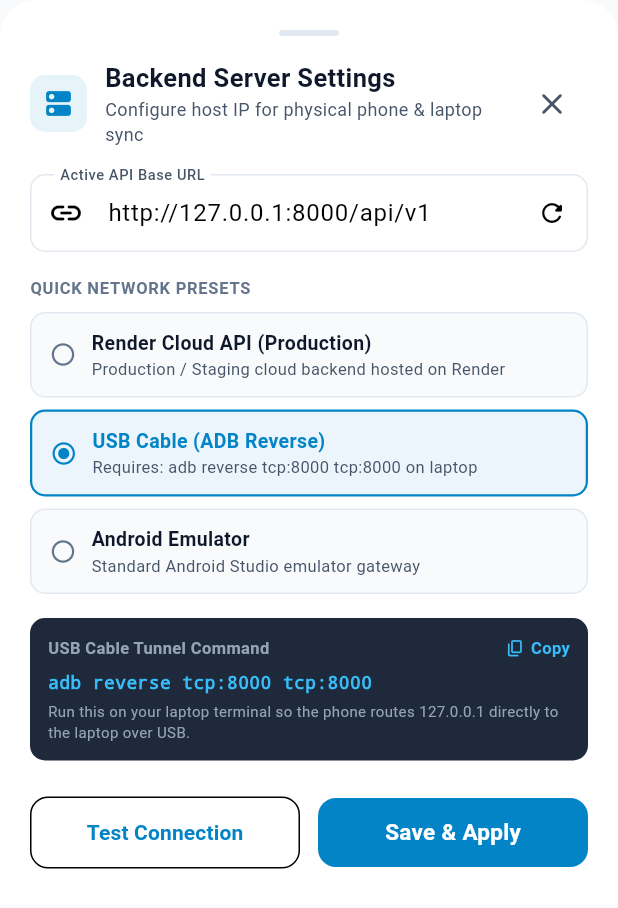
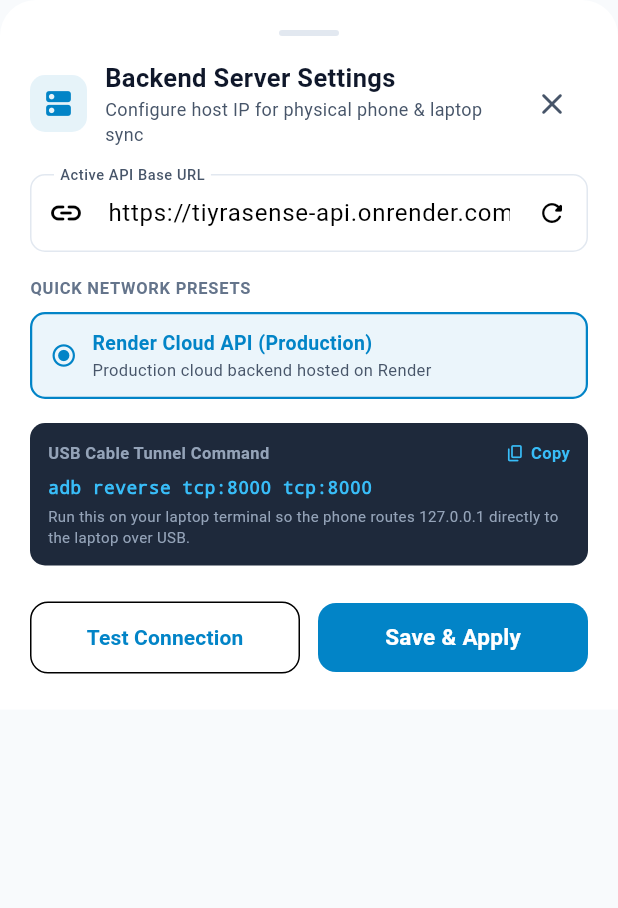
Before and after one commit to Apurba-0001/TiyraSense, a Flutter app: the ServerConnectionSheet widget shown alone on an empty page, opened directly, on a phone screen of 412 x 824 dp. Shown: the top 908 px of the screen. Run offline on Flutter 3.47's test engine with Material 3 defaults, Android fonts, the phone set to English and light mode, and no system bars; our stand-ins replace flutter_local_notifications, flutter_secure_storage, geolocator, image_picker; accounts and stored records are empty; network calls fail.

Commit message:
Seed mobile API to Render and lock server setting
Sets the mobile app’s default backend to the production Render API (`tiyrasense-api.onrender.com`) and treats it as the seeded active endpoint. The server selector entry was removed from login and replaced in profile with a non-editable “Render Cloud (Active)” status. Android local-host fallback/probing now runs only when the configured base URL is local, avoiding unnecessary local network checks for cloud URLs. Also updates the connection dialog preset to the new production API domain.

```diff
--- a/mobile/lib/services/api_service.dart
+++ b/mobile/lib/services/api_service.dart
@@ -54,18 +54,20 @@ class ApiService {
     return url;
   }
 
+  static const String kDefaultProductionUrl = 'https://tiyrasense-api.onrender.com/api/v1';
+
   static String _getDefaultBaseUrl() {
-    if (_cachedBaseUrl != null && _cachedBaseUrl!.isNotEmpty) {
-      return _cachedBaseUrl!;
-    }
+    // 1. Compile-time constant seeded via --dart-define-from-file or --dart-define
     const customUrl = String.fromEnvironment('API_URL');
     if (customUrl.isNotEmpty) {
       return normalizeApiUrl(customUrl);
     }
-    // Default to 127.0.0.1 (works for physical Android devices with `adb reverse tcp:8000 tcp:8000`,
-    // as well as Web, Desktop, and iOS). For physical devices without adb reverse or emulators,
-    // _tryAlternate will probe LAN IP and 10.0.2.2 seamlessly.
-    return 'http://127.0.0.1:8000/api/v1';
+    // 2. Cached runtime base URL if explicitly updated
+    if (_cachedBaseUrl != null && _cachedBaseUrl!.isNotEmpty) {
+      return _cachedBaseUrl!;
+    }
+    // 3. Built-in production cloud backend seeded directly into the APK
+    return kDefaultProductionUrl;
   }
 
   /// Update the active base URL and persist it to secure storage
@@ -176,7 +178,9 @@ class ApiService {
 
     if (Platform.isAndroid) {
       final uri = Uri.tryParse(_baseUrl);
-      final port = uri?.hasPort == true ? uri!.port : 8000;
+      final isLocal = uri != null && (uri.host == '127.0.0.1' || uri.host == 'localhost' || uri.host == '10.0.2.2');
+      if (isLocal) {
+        final port = uri.hasPort ? uri.port : 8000;
         final candidates = [
           'http://127.0.0.1:$port/api/v1',
           'http://10.0.2.2:$port/api/v1',
@@ -194,6 +198,7 @@ class ApiService {
               return;
             }
           } catch (_) {}
+        }
       }
     }
   }
@@ -228,12 +233,14 @@ class ApiService {
     try {
       if (Platform.isAndroid) {
         final uri = Uri.tryParse(_baseUrl);
-        final port = uri?.hasPort == true ? uri!.port : 8000;
-
+        final isLocal = uri != null && (uri.host == '127.0.0.1' || uri.host == 'localhost' || uri.host == '10.0.2.2');
+        if (isLocal) {
+          final port = uri.hasPort ? uri.port : 8000;
           // 1. USB cable with adb reverse
           candidates.add('http://127.0.0.1:$port/api/v1');
           // 2. Android Emulator gateway
           candidates.add('http://10.0.2.2:$port/api/v1');
+        }
       }
     } catch (_) {}
 
--- a/mobile/lib/widgets/server_connection_dialog.dart
+++ b/mobile/lib/widgets/server_connection_dialog.dart
@@ -30,18 +30,8 @@ class _ServerConnectionSheetState extends State<ServerConnectionSheet> {
   static const List<Map<String, String>> _presets = [
     {
       'label': 'Render Cloud API (Production)',
-      'url': 'https://tiyrasense.onrender.com/api/v1',
-      'hint': 'Production / Staging cloud backend hosted on Render',
-    },
-    {
-      'label': 'USB Cable (ADB Reverse)',
-      'url': 'http://127.0.0.1:8000/api/v1',
-      'hint': 'Requires: adb reverse tcp:8000 tcp:8000 on laptop',
-    },
-    {
-      'label': 'Android Emulator',
-      'url': 'http://10.0.2.2:8000/api/v1',
-      'hint': 'Standard Android Studio emulator gateway',
+      'url': 'https://tiyrasense-api.onrender.com/api/v1',
+      'hint': 'Production cloud backend hosted on Render',
     },
   ];
 
```
Also changed, not shown: mobile/lib/screens/login_screen.dart (+0 -38 lines), mobile/lib/screens/profile_screen.dart (+13 -12 lines). Lines whose indentation alone changed are shown as unchanged.
